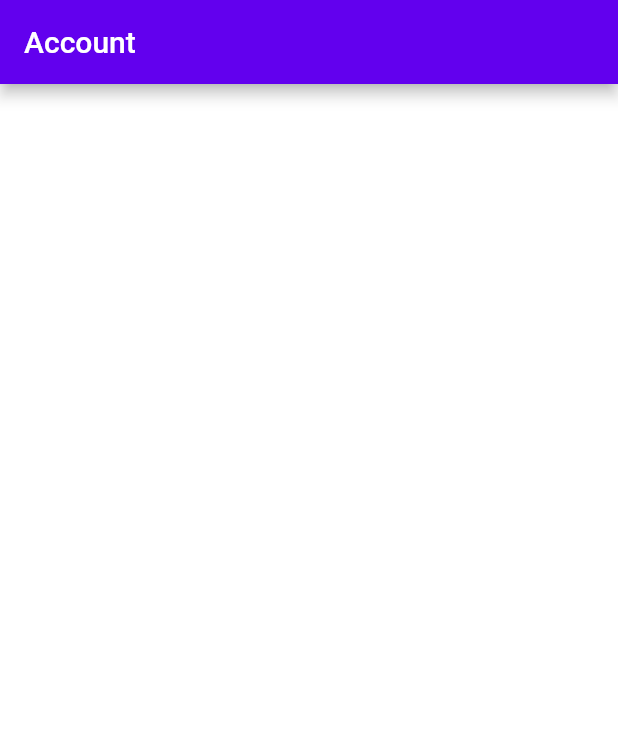
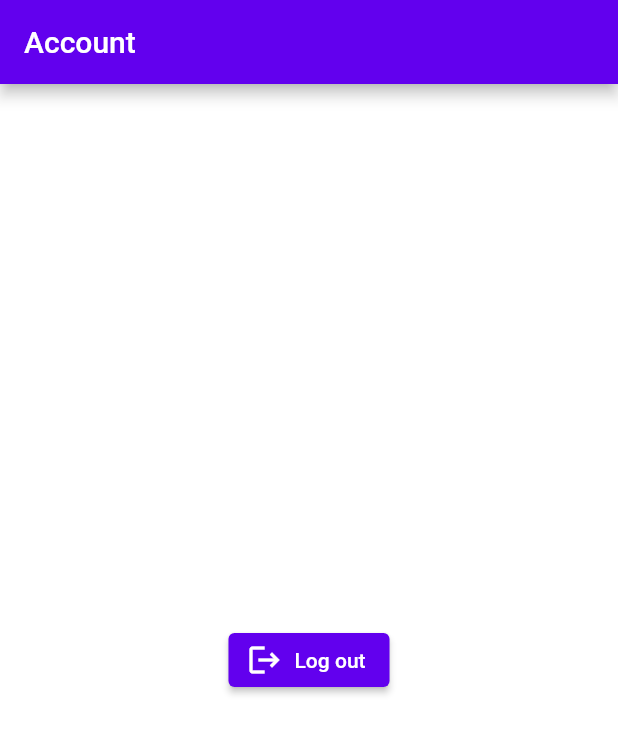
Before and after one commit to anasrul03/hr-system-app, a Flutter app: the AccountLayout screen opened by its route, on a phone screen of 412 x 824 dp. Shown: the top 734 px of the screen. Run offline on Flutter 3.47's test engine with Material 2 defaults, Android fonts, the phone set to English and light mode, and no system bars; our stand-ins replace equatable, firebase_auth, firebase_core, flutter_bloc, fluttertoast, go_router and 2 more; accounts and stored records are empty.

```diff
--- a/hr_app/lib/routes/app_route.dart
+++ b/hr_app/lib/routes/app_route.dart
@@ -1,5 +1,6 @@
 import 'package:flutter/material.dart';
 import 'package:go_router/go_router.dart';
+import 'package:hr_app/main.dart';
 import 'package:hr_app/routes/app_route_address.dart';
 import 'package:hr_app/view/Account.dart';
 import 'package:hr_app/view/Home.dart';
@@ -11,18 +12,20 @@ final _rootNavigatorKey = GlobalKey<NavigatorState>();
 final _shellNavigatorKey = GlobalKey<NavigatorState>();
 
 final router = GoRouter(
-  initialLocation: login,
+  initialLocation: '/',
   navigatorKey: _rootNavigatorKey,
   routes: [
-    GoRoute(
-      path: login,
-      parentNavigatorKey: _rootNavigatorKey,
-      pageBuilder: (context, state) {
-        return NoTransitionPage(
-          child: LoginLayout(),
-        );
-      },
-    ),
+    // GoRoute(
+    //   path: login,
+    //   parentNavigatorKey: _rootNavigatorKey,
+    //   pageBuilder: (context, state) {
+    //     return const NoTransitionPage(
+    //       child: MyHomePage(
+    //         title: 'test',
+    //       ),
+    //     );
+    //   },
+    // ),
     //ShellRoute is stay on one page
     ShellRoute(
       navigatorKey: _shellNavigatorKey,
--- a/hr_app/lib/services/FireAuth.dart
+++ b/hr_app/lib/services/FireAuth.dart
@@ -11,8 +11,9 @@ import '../view/Login.dart';
 import '../view/Register.dart';
 
 class CheckAuth extends StatefulWidget {
-  final bool firstTime;
-  CheckAuth({super.key, required this.firstTime});
+  const CheckAuth({
+    super.key,
+  });
 
   @override
   State<CheckAuth> createState() => _CheckAuthState();
--- a/hr_app/lib/view/Account.dart
+++ b/hr_app/lib/view/Account.dart
@@ -1,4 +1,6 @@
 import 'package:flutter/material.dart';
+import 'package:flutter_bloc/flutter_bloc.dart';
+import 'package:hr_app/cubit/fire_auth_cubit.dart';
 
 class AccountLayout extends StatelessWidget {
   const AccountLayout({super.key});
@@ -9,6 +11,14 @@ class AccountLayout extends StatelessWidget {
       appBar: AppBar(
         title: const Text("Account"),
       ),
+      body: Center(
+        child: ElevatedButton.icon(
+            onPressed: () {
+              context.read<FireAuthRepo>().signOut(context);
+            },
+            icon: const Icon(Icons.logout),
+            label: const Text("Log out")),
+      ),
     );
   }
 }
```
Also changed, not shown: hr_app/lib/cubit/fire_auth_cubit.dart (+7 -0 lines), hr_app/lib/main.dart (+44 -48 lines), hr_app/lib/view/Dashboard.dart (added, +16 -0 lines), hr_app/lib/view/mainpage.dart (deleted).
